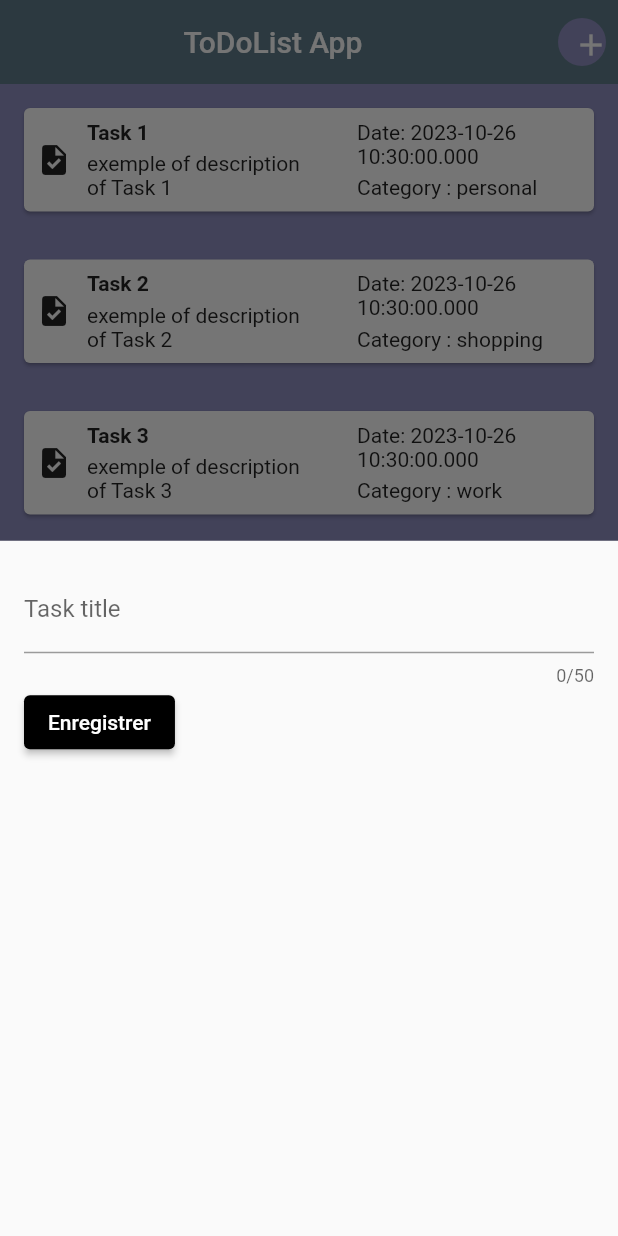
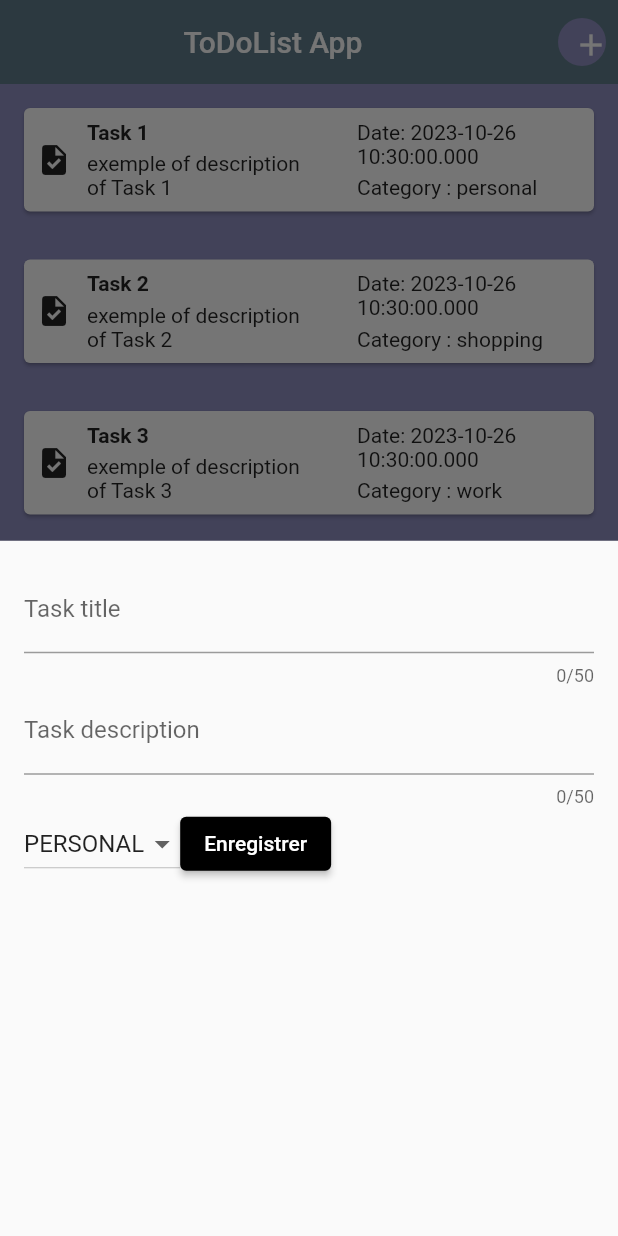
Before and after one commit to HNIDAClassroom/flutter-todoapp-NadaJOUAMAI, a Flutter app: the screen it shows once a user with an empty profile is signed in, after a tap on the "add" icon, on a phone screen of 412 x 824 dp. Run offline on Flutter 3.47's test engine with Material 2 defaults, Android fonts, the phone set to English and light mode, and no system bars; our stand-ins replace firebase_auth, firebase_core; missing offline and left inert: firebase_ui_auth; accounts and stored records are empty.

Commit message:
myApp-Fourth-Commit

```diff
--- a/lib/widgets/new_task.dart
+++ b/lib/widgets/new_task.dart
@@ -1,7 +1,9 @@
 import 'package:flutter/material.dart';
+import 'package:login_app/model/task.dart';
 
 class NewTask extends StatefulWidget {
-  const NewTask({super.key});
+  const NewTask({super.key, required this.onAddTask});
+  final void Function(Task task) onAddTask;
   @override
   State<NewTask> createState() {
     return _NewTaskState();
@@ -9,6 +11,9 @@ class NewTask extends StatefulWidget {
 }
 
 class _NewTaskState extends State<NewTask> {
+  Category _selectedCategory = Category.personal;
+  final _titleController = TextEditingController();
+  final _descriptionController = TextEditingController();
   // ignore: unused_field
   var _enteredTitle = '';
 
@@ -16,15 +21,13 @@ class _NewTaskState extends State<NewTask> {
     _enteredTitle = inputValue;
   }
 
-  final _titleController = TextEditingController();
-
   @override
   void dispose() {
     _titleController.dispose();
     super.dispose();
   }
+
   void _submitTaskData() {
-
     if (_titleController.text.trim().isEmpty) {
       showDialog(
         context: context,
@@ -44,6 +47,11 @@ class _NewTaskState extends State<NewTask> {
       );
       return;
     }
+    widget.onAddTask(Task(
+        title: _titleController.text,
+        description: _descriptionController.text,
+        date: DateTime(2023, 10, 16, 14, 30),
+        category: _selectedCategory));
   }
 
   @override
@@ -59,9 +67,45 @@ class _NewTaskState extends State<NewTask> {
               label: Text('Task title'),
             ),
           ),
-
+          TextField(
+            controller: _descriptionController,
+            maxLength: 50,
+            decoration: const InputDecoration(
+              label: Text('Task description'),
+            ),
+          ),
           Row(
             children: [
+              DropdownButton<Category>(
+                value: _selectedCategory,
+                items: Category.values
+                    .map((category) => DropdownMenuItem<Category>(
+                          value: category,
+                          child: Text(
+                            category.name.toUpperCase(),
+                          ),
+                        ))
+                    .toList(),
+                //onChanged: (Category? newValue) {},
+                /*onChanged: (value) {
+
+                  setState(() {
+                    _selectedCategory = value!;
+                  });
+                },*/
+                onChanged: (value) {
+                  if (value == null) {
+                    return;
+                  }
+                  setState(() {
+                    _selectedCategory = value;
+                  });
+                },
+              ),
+              /*DropdownButton(
+                items: items,
+                onChanged: onChanged,
+              ),*/
               ElevatedButton(
                 onPressed: _submitTaskData,
                 style: ElevatedButton.styleFrom(
--- a/lib/widgets/tasks.dart
+++ b/lib/widgets/tasks.dart
@@ -18,34 +18,51 @@ class _TasksState extends State<Tasks> {
         title: 'Task 1',
         description: 'exemple of description of Task 1',
         date: DateTime.now(),
-    category: Category.personal
-    ),
+        category: Category.personal),
     Task(
         title: 'Task 2',
         description: 'exemple of description of Task 2',
         date: DateTime.now(),
-    category: Category.shopping
-    ),
+        category: Category.shopping),
     Task(
         title: 'Task 3',
         description: 'exemple of description of Task 3',
         date: DateTime.now(),
-    category: Category.work
-    ),
+        category: Category.work),
   ];
 
-    void _openAddTaskOverlay() {
+  /*void _openAddTaskOverlay() {
     showModalBottomSheet(
       context: context,
       builder: (ctx) => const NewTask(),
     );
+  }*/
+  void _openAddTaskOverlay() {
+    showModalBottomSheet(
+      context: context,
+      builder: (ctx) => NewTask(onAddTask: _addTask),
+    );
+  }
+
+  /*void _addTask(Task task) {
+    setState(() {
+      _registredTasks.add(task);
+    });
+  }*/
+  Future<void> _addTask(Task task) async {
+    await Future.delayed(Duration(seconds: 2));
+    setState(() {
+      _registredTasks.add(task);
+    });
   }
 
   @override
   Widget build(BuildContext context) {
     return Scaffold(
-      appBar : AppBar(
-        title: const Center(child : Text('ToDoList App'),),
+      appBar: AppBar(
+        title: const Center(
+          child: Text('ToDoList App'),
+        ),
         actions: [
           IconButton(
             onPressed: _openAddTaskOverlay,
@@ -54,7 +71,8 @@ class _TasksState extends State<Tasks> {
                 shape: BoxShape.circle,
                 color: Color.fromARGB(255, 143, 143, 193),
               ),
-            child : const Padding (padding : EdgeInsets.all(10),
+              child: const Padding(
+                padding: EdgeInsets.all(10),
                 child: Icon(Icons.add),
               ),
             ),
@@ -64,7 +82,8 @@ class _TasksState extends State<Tasks> {
       body: Center(
         child: Column(
           children: [
-          Expanded(child: TasksList(tasks: _registredTasks)),],
+            Expanded(child: TasksList(tasks: _registredTasks)),
+          ],
         ),
       ),
     );
```
Also changed, not shown: lib/model/task.dart (line endings or trailing spaces). Lines whose indentation alone changed are shown as unchanged.
